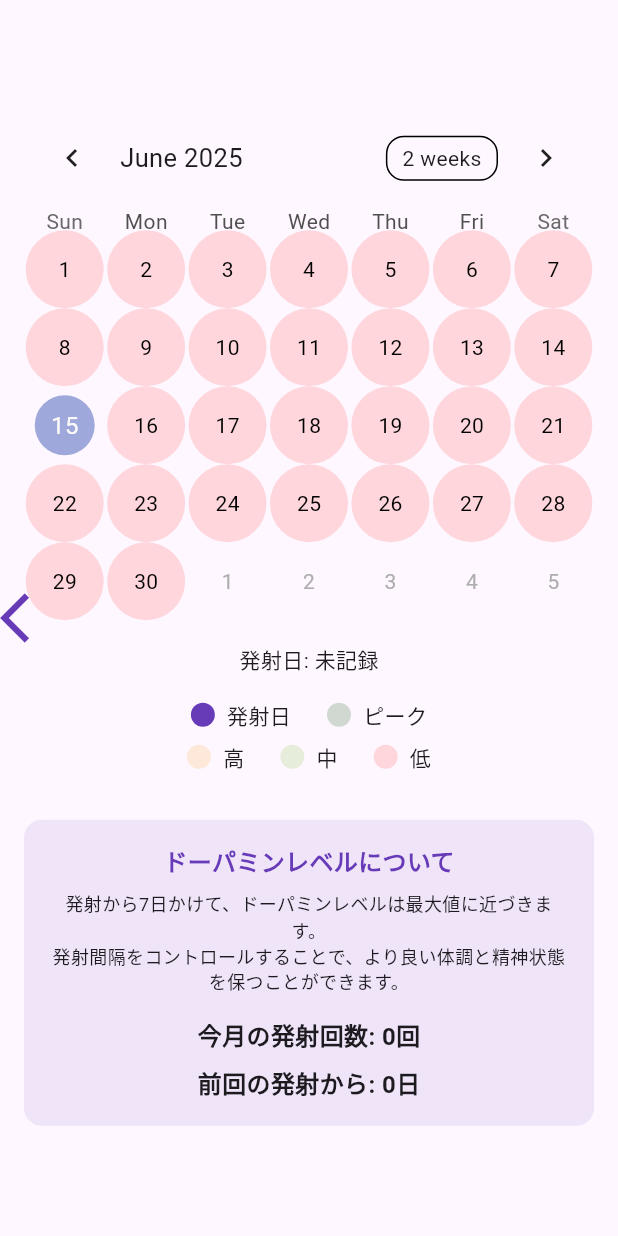
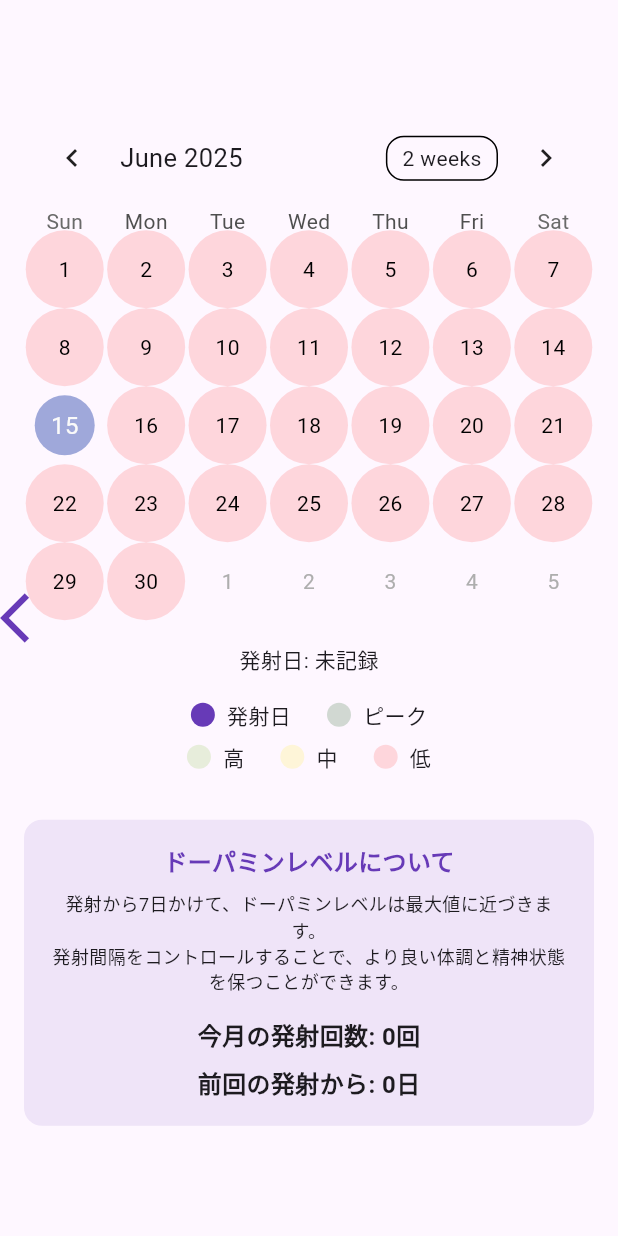
Before and after one commit to MaruSankakuEngineer/TestoTrack, a Flutter app: the screen it shows after launch, swiped to page 2, on a phone screen of 412 x 824 dp. Run offline on Flutter 3.47's test engine with Material 3 defaults, Android fonts, the light colour scheme and no system bars; drawn by our look-alikes of table_calendar; our stand-ins replace shared_preferences.

Commit message:
色変更

```diff
--- a/Flutter/dopatrack/lib/main.dart
+++ b/Flutter/dopatrack/lib/main.dart
@@ -126,14 +126,14 @@ class _MainPageState extends State<MainPage> {
     // 経過日数に基づいてドーパミンレベルを計算
     if (daysSinceEjaculation <= 1) {
       return 0.2; // 低（Low）：Day 0-1
-    } else if (daysSinceEjaculation <= 3) {
+    } else if (daysSinceEjaculation <= 4) {
       return 0.4; // 中（Medium）：Day 2-3
     } else if (daysSinceEjaculation <= 6) {
       return 0.8; // 高（High）：Day 4-6
     } else if (daysSinceEjaculation == 7) {
       return 1.0; // ピーク注意日（Peak）：Day 7
     } else {
-      return 0.6; // 不安定（Fluctuate）：Day 8以降
+      return 0.4; // 不安定（Fluctuate）：Day 8以降
     }
   }
 
@@ -235,6 +235,7 @@ class _MainPageState extends State<MainPage> {
                                   .any((date) => isSameDay(day, date));
                               final level = getDopamineLevelForDate(day);
                               Color color;
+                              Color textColor = Colors.black;
                               if (level <= 0.2) {
                                 color = Colors.redAccent; // 低
                               } else if (level <= 0.4) {
@@ -259,7 +260,7 @@ class _MainPageState extends State<MainPage> {
                                   style: TextStyle(
                                     color: isEjaculationDay
                                         ? Colors.white
-                                        : Colors.black,
+                                        : textColor,
                                     fontWeight: isEjaculationDay
                                         ? FontWeight.bold
                                         : FontWeight.normal,
@@ -358,7 +359,7 @@ class _MainPageState extends State<MainPage> {
                                   width: 16,
                                   height: 16,
                                   decoration: BoxDecoration(
-                                    color: Colors.orangeAccent.withOpacity(0.2),
+                                    color: Colors.lightGreen.withOpacity(0.2),
                                     shape: BoxShape.circle,
                                   ),
                                 ),
@@ -369,7 +370,7 @@ class _MainPageState extends State<MainPage> {
                                   width: 16,
                                   height: 16,
                                   decoration: BoxDecoration(
-                                    color: Colors.lightGreen.withOpacity(0.2),
+                                    color: Colors.yellow.withOpacity(0.2),
                                     shape: BoxShape.circle,
                                   ),
                                 ),
```
